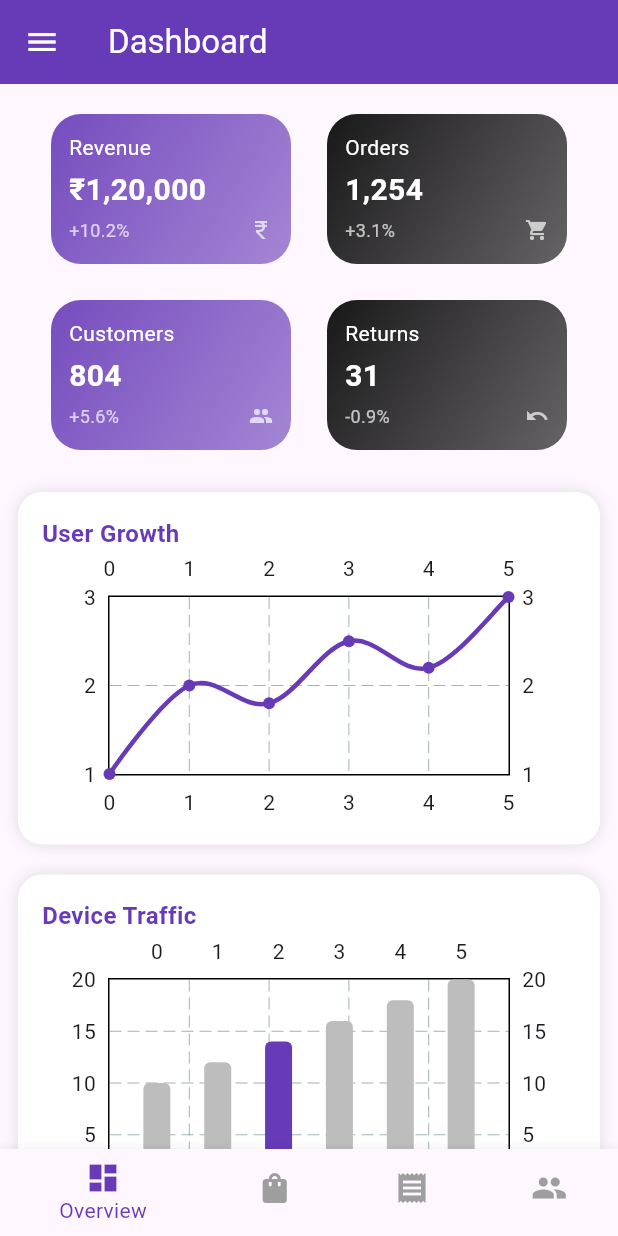
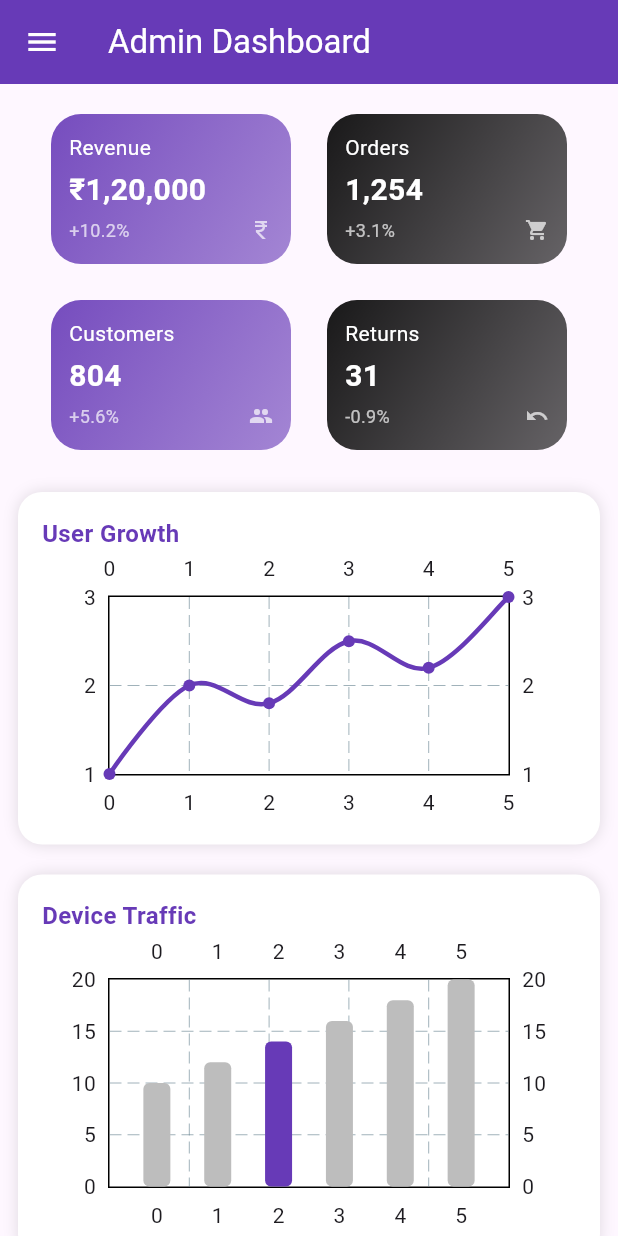
Before and after one commit to akasx760/admin, a Flutter app: the screen it shows after launch, on a phone screen of 412 x 824 dp. Run offline on Flutter 3.47's test engine with Material 3 defaults, Android fonts, the phone set to English and light mode, and no system bars; drawn by our look-alikes of fl_chart; our stand-ins replace google_fonts.

Commit message:
Resolved merge conflicts

```diff
--- a/lib/Admindashboard.dart
+++ b/lib/Admindashboard.dart
@@ -16,26 +16,27 @@ class DashboardScreen extends StatefulWidget {
 }
 
 class _DashboardScreenState extends State<DashboardScreen> {
-  int _currentIndex = 0;
+  int _currentPageIndex = 0;
 
   final List<Widget> _pages = const [
     OverviewPage(),
+    ShopSettingsPage(),
     AddProductPage(),
     ProjectManagementApp(),
+    ServicesApp(),
+    FAQApp(),
+    ShippingManagementApp(),
     CustomerPage(),
   ];
 
-  final List<String> _titles = [
-    "Dashboard",
-    "Products",
-    "Orders",
-    "Customers",
-  ];
+  void _onDrawerOptionSelected(int index) {
+    setState(() {
+      _currentPageIndex = index;
+    });
+    Navigator.pop(context); // Close the drawer
+  }
 
-  void _onDrawerOptionSelected(String option) {
-    Navigator.pop(context); // Close the drawer
-
-    if (option == "Logout") {
+  void _onLogout() {
     showDialog(
       context: context,
       builder: (context) => AlertDialog(
@@ -58,18 +59,13 @@ class _DashboardScreenState extends State<DashboardScreen> {
         ],
       ),
     );
-    } else {
-      ScaffoldMessenger.of(context).showSnackBar(
-        SnackBar(content: Text("$option selected")),
-      );
-    }
   }
 
   @override
   Widget build(BuildContext context) {
     return Scaffold(
       appBar: AppBar(
-        title: Text(_titles[_currentIndex]),
+        title: const Text("Admin Dashboard"),
         backgroundColor: Colors.deepPurple,
         foregroundColor: Colors.white,
       ),
@@ -93,70 +89,122 @@ class _DashboardScreenState extends State<DashboardScreen> {
                 ],
               ),
             ),
+            // Dashboard
             ListTile(
+              leading: const Icon(Icons.dashboard),
+              title: const Text('Dashboard'),
+              selected: _currentPageIndex == 0,
+              selectedTileColor: Colors.deepPurple.withOpacity(0.1),
+              onTap: () => _onDrawerOptionSelected(0),
+            ),
+
+            // Shop Settings with Expansion
+            ExpansionTile(
               leading: const Icon(Icons.settings),
               title: const Text('Shop Settings'),
+              initiallyExpanded: _currentPageIndex == 1,
+              children: [
+                ListTile(
+                  title: const Text('Size'),
+                  leading: const Icon(Icons.straighten, size: 20),
                   onTap: () {
-              Navigator.push(
-                context,
-                MaterialPageRoute(builder: (context) => const ShopSettingsPage()),
-              );
-            },
-          ),
-
-            ListTile(
-              leading: const Icon(Icons.local_shipping),
-              title: const Text("Shipping"),
-              onTap: () {
-            Navigator.push(
-              context,
-              MaterialPageRoute(builder: (context) => const ShippingManagementApp()),
-            );
-          },
-
-            ),
-            ListTile(
-              leading: const Icon(Icons.miscellaneous_services),
-              title: const Text("Services"),
-              onTap: () {
-            Navigator.push(
-              context,
-              MaterialPageRoute(builder: (context) => const ServicesApp()),
-            );
+                    // Navigate to size settings
+                    _onDrawerOptionSelected(1);
                   },
                 ),
                 ListTile(
-              leading: const Icon(Icons.question_answer),
-              title: const Text("FAQ"),
+                  title: const Text('Color'),
+                  leading: const Icon(Icons.color_lens, size: 20),
                   onTap: () {
-            Navigator.push(
-              context,
-              MaterialPageRoute(builder: (context) => const FAQApp()),
-            );
+                    // Navigate to color settings
+                    _onDrawerOptionSelected(1);
                   },
                 ),
+                ListTile(
+                  title: const Text('Shipping Partner'),
+                  leading: const Icon(Icons.local_shipping, size: 20),
+                  onTap: () {
+                    // Navigate to shipping partner settings
+                    _onDrawerOptionSelected(1);
+                  },
+                ),
+                ListTile(
+                  title: const Text('Category'),
+                  leading: const Icon(Icons.category, size: 20),
+                  onTap: () {
+                    // Navigate to category settings
+                    _onDrawerOptionSelected(1);
+                  },
+                ),
+              ],
+            ),
+
+            // Product Management
+            ListTile(
+              leading: const Icon(Icons.shopping_bag),
+              title: const Text('Product Management'),
+              selected: _currentPageIndex == 2,
+              selectedTileColor: Colors.deepPurple.withOpacity(0.1),
+              onTap: () => _onDrawerOptionSelected(2),
+            ),
+
+            // Order Management
+            ListTile(
+              leading: const Icon(Icons.receipt),
+              title: const Text('Order Management'),
+              selected: _currentPageIndex == 3,
+              selectedTileColor: Colors.deepPurple.withOpacity(0.1),
+              onTap: () => _onDrawerOptionSelected(3),
+            ),
+
+            // Services
+            ListTile(
+              leading: const Icon(Icons.miscellaneous_services),
+              title: const Text('Services'),
+              selected: _currentPageIndex == 4,
+              selectedTileColor: Colors.deepPurple.withOpacity(0.1),
+              onTap: () => _onDrawerOptionSelected(4),
+            ),
+
+            // FAQ
+            ListTile(
+              leading: const Icon(Icons.question_answer),
+              title: const Text('FAQ'),
+              selected: _currentPageIndex == 5,
+              selectedTileColor: Colors.deepPurple.withOpacity(0.1),
+              onTap: () => _onDrawerOptionSelected(5),
+            ),
+
+            // Shipping
+            ListTile(
+              leading: const Icon(Icons.local_shipping),
+              title: const Text('Shipping'),
+              selected: _currentPageIndex == 6,
+              selectedTileColor: Colors.deepPurple.withOpacity(0.1),
+              onTap: () => _onDrawerOptionSelected(6),
+            ),
+
+            // Register Customer
+            ListTile(
+              leading: const Icon(Icons.person_add),
+              title: const Text('Register Customer'),
+              selected: _currentPageIndex == 7,
+              selectedTileColor: Colors.deepPurple.withOpacity(0.1),
+              onTap: () => _onDrawerOptionSelected(7),
+            ),
+
             const Divider(),
+
+            // Logout
             ListTile(
               leading: const Icon(Icons.logout, color: Colors.red),
-              title: const Text("Logout", style: TextStyle(color: Colors.red)),
-              onTap: () => _onDrawerOptionSelected("Logout"),
+              title: const Text('Logout', style: TextStyle(color: Colors.red)),
+              onTap: _onLogout,
             ),
           ],
         ),
       ),
-      body: _pages[_currentIndex],
-      bottomNavigationBar: BottomNavigationBar(
-        currentIndex: _currentIndex,
-        selectedItemColor: Colors.deepPurple,
-        unselectedItemColor: Colors.grey,
-        onTap: (index) => setState(() => _currentIndex = index),
-        items: const [
-          BottomNavigationBarItem(icon: Icon(Icons.dashboard), label: 'Overview'),
-          BottomNavigationBarItem(icon: Icon(Icons.shopping_bag), label: 'Products'),
-          BottomNavigationBarItem(icon: Icon(Icons.receipt), label: 'Orders'),
-          BottomNavigationBarItem(icon: Icon(Icons.people), label: 'Customers'),
-        ],
-      ),
+      body: _pages[_currentPageIndex],
     );
   }
 }
```
Lines whose indentation alone changed are shown as unchanged.
